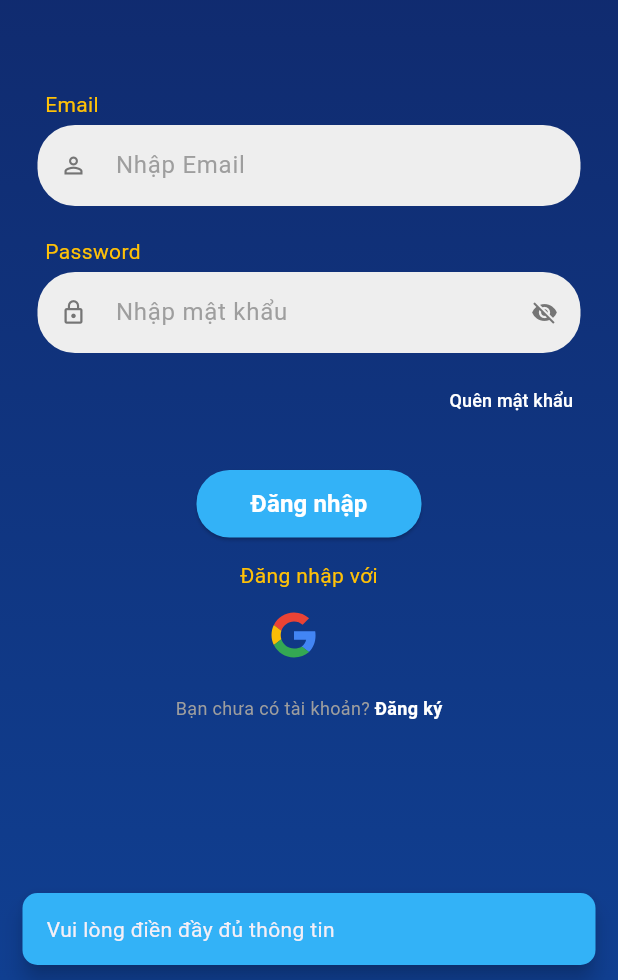
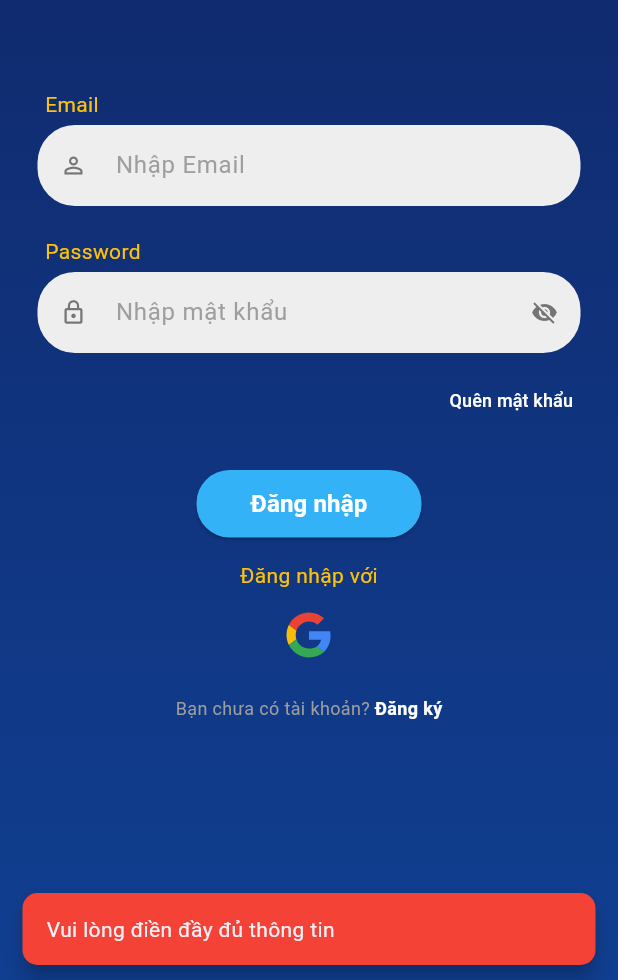
Before and after one commit to LygazGaming/focusbadminton, a Flutter app: the screen it shows after launch, after a tap on "Đăng nhập", on a phone screen of 412 x 824 dp, the part 256-1236 px from its top. Run offline on Flutter 3.47's test engine with Material 3 defaults, Android fonts, the phone set to English and light mode, and no system bars; our stand-ins replace cached_network_image, cloud_firestore, firebase_auth, firebase_core, flutter_svg, google_sign_in; accounts and stored records are empty.

Commit message:
Login google

```diff
--- a/lib/auth/login_screen.dart
+++ b/lib/auth/login_screen.dart
@@ -21,9 +21,87 @@ class _LoginScreenState extends State<LoginScreen> {
 
   @override
   void dispose() {
-    super.dispose();
     _email.dispose();
     _password.dispose();
+    super.dispose();
+  }
+
+  void _showError(String message) {
+    if (!mounted) return;
+    ScaffoldMessenger.of(context).showSnackBar(
+      SnackBar(
+        content: Text(message),
+        backgroundColor: Colors.red,
+        behavior: SnackBarBehavior.floating,
+        shape: RoundedRectangleBorder(
+          borderRadius: BorderRadius.circular(10),
+        ),
+      ),
+    );
+  }
+
+  Future<void> _login() async {
+    if (_email.text.isEmpty || _password.text.isEmpty) {
+      _showError("Vui lòng điền đầy đủ thông tin");
+      return;
+    }
+
+    if (!RegExp(r'^[\w-\.]+@([\w-]+\.)+[\w-]{2,4}$').hasMatch(_email.text)) {
+      _showError("Email không hợp lệ");
+      return;
+    }
+
+    setState(() => isLoading = true);
+
+    try {
+      final user = await _auth.loginUserWithEmailAndPassword(
+        _email.text.trim(),
+        _password.text,
+      );
+
+      if (!mounted) return;
+
+      if (user != null) {
+        if (!user.emailVerified) {
+          await _auth.signout();
+          _showError("Vui lòng xác thực email trước khi đăng nhập");
+          return;
+        }
+        Navigator.pushReplacementNamed(context, '/home');
+      }
+    } on AuthException catch (e) {
+      _showError(e.message);
+    } catch (e) {
+      _showError("Đã xảy ra lỗi không xác định");
+    } finally {
+      if (mounted) {
+        setState(() => isLoading = false);
+      }
+    }
+  }
+
+  Future<void> _loginWithGoogle() async {
+    setState(() => isLoading = true);
+
+    try {
+      final userCredential = await _auth.loginWithGoogle();
+      if (!mounted) return;
+
+      if (userCredential?.user != null) {
+        log('Đăng nhập Google thành công: ${userCredential!.user?.email}');
+        Navigator.pushReplacementNamed(context, '/home');
+      }
+    } on AuthException catch (e) {
+      log('Lỗi đăng nhập Google: ${e.message}');
+      _showError(e.message);
+    } catch (e) {
+      log('Lỗi không xác định khi đăng nhập Google: $e');
+      _showError("Đã xảy ra lỗi khi đăng nhập với Google");
+    } finally {
+      if (mounted) {
+        setState(() => isLoading = false);
+      }
+    }
   }
 
   @override
@@ -47,7 +125,7 @@ class _LoginScreenState extends State<LoginScreen> {
               child: Column(
                 children: [
                   const SizedBox(height: 50),
-                  // Logo without circular border
+                  // Logo
                   SizedBox(
                     height: 120,
                     child: Image.asset(
@@ -90,101 +168,27 @@ class _LoginScreenState extends State<LoginScreen> {
                   const SizedBox(height: 60),
 
                   // Email field
-                  Column(
-                    crossAxisAlignment: CrossAxisAlignment.start,
-                    children: [
-                      const Padding(
-                        padding: EdgeInsets.only(left: 5, bottom: 4),
-                        child: Text(
-                          "Email",
-                          style: TextStyle(
-                            color: Color(0xFFFFC107),
-                            fontSize: 14,
-                          ),
-                        ),
-                      ),
-                      Container(
-                        decoration: BoxDecoration(
-                          color: Colors.grey.shade200,
-                          borderRadius: BorderRadius.circular(25),
-                        ),
-                        child: TextField(
+                  _buildTextField(
+                    label: "Email",
+                    hint: "Nhập Email",
+                    icon: Icons.person_outline,
                     controller: _email,
-                          style: const TextStyle(color: Colors.black87),
-                          decoration: InputDecoration(
-                            hintText: "Nhập Email",
-                            hintStyle: TextStyle(color: Colors.grey.shade500),
-                            contentPadding:
-                                const EdgeInsets.symmetric(vertical: 15),
-                            border: InputBorder.none,
-                            prefixIcon: Icon(
-                              Icons.person_outline,
-                              color: Colors.grey.shade600,
-                            ),
-                            isDense: true,
-                          ),
-                        ),
-                      ),
-                    ],
                   ),
 
                   const SizedBox(height: 20),
 
                   // Password field
-                  Column(
-                    crossAxisAlignment: CrossAxisAlignment.start,
-                    children: [
-                      const Padding(
-                        padding: EdgeInsets.only(left: 5, bottom: 4),
-                        child: Text(
-                          "Password",
-                          style: TextStyle(
-                            color: Color(0xFFFFC107),
-                            fontSize: 14,
-                          ),
-                        ),
-                      ),
-                      Container(
-                        decoration: BoxDecoration(
-                          color: Colors.grey.shade200,
-                          borderRadius: BorderRadius.circular(25),
-                        ),
-                        child: TextField(
+                  _buildTextField(
+                    label: "Password",
+                    hint: "Nhập mật khẩu",
+                    icon: Icons.lock_outline,
                     controller: _password,
-                          obscureText: _obscurePassword,
-                          style: const TextStyle(color: Colors.black87),
-                          decoration: InputDecoration(
-                            hintText: "Nhập mật khẩu",
-                            hintStyle: TextStyle(color: Colors.grey.shade500),
-                            contentPadding:
-                                const EdgeInsets.symmetric(vertical: 15),
-                            border: InputBorder.none,
-                            prefixIcon: Icon(
-                              Icons.lock_outline,
-                              color: Colors.grey.shade600,
-                            ),
-                            suffixIcon: IconButton(
-                              icon: Icon(
-                                _obscurePassword
-                                    ? Icons.visibility_off
-                                    : Icons.visibility,
-                                color: Colors.grey.shade600,
-                              ),
-                              onPressed: () {
-                                setState(() {
-                                  _obscurePassword = !_obscurePassword;
-                                });
-                              },
-                            ),
-                            isDense: true,
-                          ),
-                        ),
-                      ),
-                    ],
+                    isPassword: true,
                   ),
 
                   const SizedBox(height: 15),
 
+                  // Forgot password
                   Align(
                     alignment: Alignment.centerRight,
                     child: TextButton(
@@ -198,8 +202,8 @@ class _LoginScreenState extends State<LoginScreen> {
                       },
                       style: TextButton.styleFrom(
                         minimumSize: Size.zero,
-                        padding:
-                            EdgeInsets.symmetric(vertical: 8, horizontal: 5),
+                        padding: const EdgeInsets.symmetric(
+                            vertical: 8, horizontal: 5),
                         tapTargetSize: MaterialTapTargetSize.shrinkWrap,
                       ),
                       child: const Text(
@@ -250,12 +254,7 @@ class _LoginScreenState extends State<LoginScreen> {
                   const SizedBox(height: 15),
 
                   // Social login
-                  isLoading
-                      ? const CircularProgressIndicator(
-                          color: Color(0xFF33B2F7),
-                        )
-                      : Column(
-                          children: [
+                  if (!isLoading) ...[
                     const Text(
                       "Đăng nhập với",
                       style: TextStyle(
@@ -269,34 +268,7 @@ class _LoginScreenState extends State<LoginScreen> {
                       children: [
                         // Google icon
                         InkWell(
-                                  onTap: () async {
-                                    setState(() {
-                                      isLoading = true;
-                                    });
-                                    try {
-                                      final userCredential =
-                                          await _auth.loginWithGoogle();
-                                      if (userCredential?.user != null &&
-                                          mounted) {
-                                        log('Đăng nhập Google thành công: ${userCredential!.user?.email}');
-                                        Navigator.pushReplacementNamed(
-                                            context, '/home');
-                                      }
-                                    } on AuthException catch (e) {
-                                      log('Lỗi đăng nhập Google: ${e.message}');
-                                      _showMessage(e.message);
-                                    } catch (e) {
-                                      log('Lỗi không xác định khi đăng nhập Google: $e');
-                                      _showMessage(
-                                          "Đã xảy ra lỗi khi đăng nhập với Google");
-                                    } finally {
-                                      if (mounted) {
-                                        setState(() {
-                                          isLoading = false;
-                                        });
-                                      }
-                                    }
-                                  },
+                          onTap: _loginWithGoogle,
                           child: SizedBox(
                             width: 40,
                             height: 40,
@@ -311,12 +283,9 @@ class _LoginScreenState extends State<LoginScreen> {
                             ),
                           ),
                         ),
-                                const SizedBox(width: 20),
-                                // Facebook icon
                       ],
                     ),
                   ],
-                        ),
 
                   const SizedBox(height: 20),
 
@@ -332,7 +301,14 @@ class _LoginScreenState extends State<LoginScreen> {
                         ),
                       ),
                       InkWell(
-                        onTap: () => goToSignup(context),
+                        onTap: () {
+                          Navigator.push(
+                            context,
+                            MaterialPageRoute(
+                              builder: (context) => const SignupScreen(),
+                            ),
+                          );
+                        },
                         child: const Text(
                           "Đăng ký",
                           style: TextStyle(
@@ -354,66 +330,64 @@ class _LoginScreenState extends State<LoginScreen> {
     );
   }
 
-  goToSignup(BuildContext context) => Navigator.push(
-        context,
-        MaterialPageRoute(builder: (context) => const SignupScreen()),
-      );
-
-  Future<void> _login() async {
-    if (_email.text.isEmpty || _password.text.isEmpty) {
-      _showMessage("Vui lòng điền đầy đủ thông tin");
-      return;
-    }
-
-    if (!RegExp(r'^[\w-\.]+@([\w-]+\.)+[\w-]{2,4}$').hasMatch(_email.text)) {
-      _showMessage("Email không hợp lệ");
-      return;
-    }
-
-    try {
-      setState(() {
-        isLoading = true;
-      });
-
-      final user = await _auth.loginUserWithEmailAndPassword(
-        _email.text.trim(),
-        _password.text,
-      );
-
-      if (user != null) {
-        if (!user.emailVerified) {
-          await _auth.signout();
-          _showMessage("Vui lòng xác thực email trước khi đăng nhập");
-          return;
-        }
-
-        if (mounted) {
-          Navigator.pushReplacementNamed(context, '/home');
-        }
-      }
-    } on AuthException catch (e) {
-      _showMessage(e.message);
-    } catch (e) {
-      _showMessage("Đã xảy ra lỗi không xác định");
-    } finally {
-      if (mounted) {
-        setState(() {
-          isLoading = false;
-        });
-      }
-    }
-  }
-
-  void _showMessage(String message) {
-    ScaffoldMessenger.of(context).showSnackBar(
-      SnackBar(
-        content: Text(message),
-        backgroundColor: const Color(0xFF33B2F7),
-        behavior: SnackBarBehavior.floating,
-        shape: RoundedRectangleBorder(
-          borderRadius: BorderRadius.circular(10),
+  Widget _buildTextField({
+    required String label,
+    required String hint,
+    required IconData icon,
+    required TextEditingController controller,
+    bool isPassword = false,
+  }) {
+    return Column(
+      crossAxisAlignment: CrossAxisAlignment.start,
+      children: [
+        Padding(
+          padding: const EdgeInsets.only(left: 5, bottom: 4),
+          child: Text(
+            label,
+            style: const TextStyle(
+              color: Color(0xFFFFC107),
+              fontSize: 14,
             ),
           ),
+        ),
+        Container(
+          decoration: BoxDecoration(
+            color: Colors.grey.shade200,
+            borderRadius: BorderRadius.circular(25),
+          ),
+          child: TextField(
+            controller: controller,
+            obscureText: isPassword ? _obscurePassword : false,
+            style: const TextStyle(color: Colors.black87),
+            decoration: InputDecoration(
+              hintText: hint,
+              hintStyle: TextStyle(color: Colors.grey.shade500),
+              contentPadding: const EdgeInsets.symmetric(vertical: 15),
+              border: InputBorder.none,
+              prefixIcon: Icon(
+                icon,
+                color: Colors.grey.shade600,
+              ),
+              suffixIcon: isPassword
+                  ? IconButton(
+                      icon: Icon(
+                        _obscurePassword
+                            ? Icons.visibility_off
+                            : Icons.visibility,
+                        color: Colors.grey.shade600,
+                      ),
+                      onPressed: () {
+                        setState(() {
+                          _obscurePassword = !_obscurePassword;
+                        });
+                      },
+                    )
+                  : null,
+              isDense: true,
+            ),
+          ),
+        ),
+      ],
     );
   }
 }
```
Also changed, not shown: lib/auth/auth_service.dart (+24 -7 lines), 3 other files. Lines whose indentation alone changed are shown as unchanged.
